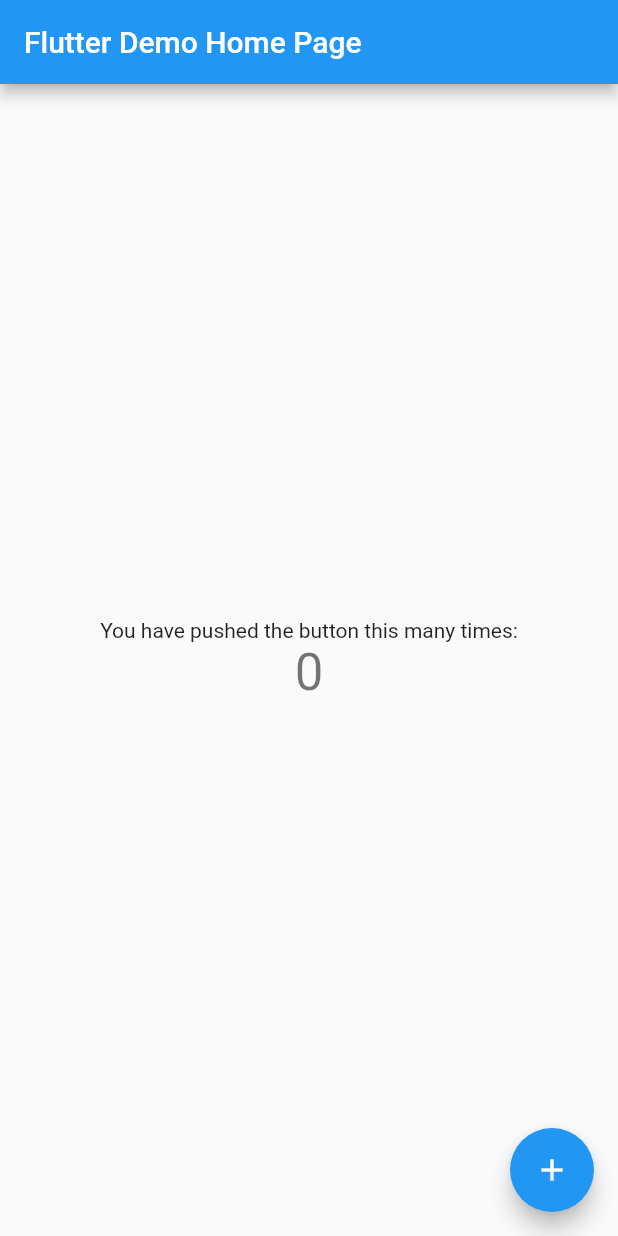
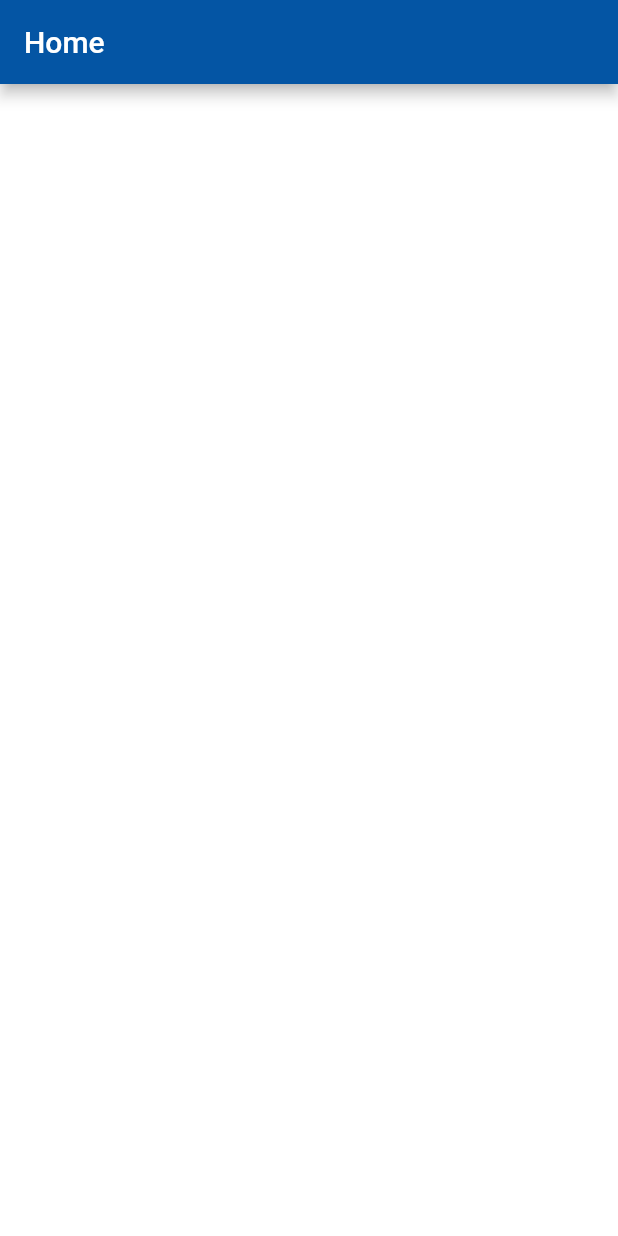
Before and after one commit to SiGMobileUIUC/availability_tracker_app, a Flutter app: the screen it shows after launch, on a phone screen of 412 x 824 dp. Run offline on Flutter 3.47's test engine with Material 2 defaults, Android fonts, the light colour scheme and no system bars; drawn by our look-alikes of flutter_platform_widgets.

Commit message:
Setup app base code

```diff
--- a/lib/main.dart
+++ b/lib/main.dart
@@ -1,115 +1,6 @@
+import 'package:availability_tracker_app/src/availability_tracker_app.dart';
 import 'package:flutter/material.dart';
 
 void main() {
-  runApp(const MyApp());
+  runApp(const AvailabilityTrackerApp());
 }
-
-class MyApp extends StatelessWidget {
-  const MyApp({super.key});
-
-  // This widget is the root of your application.
-  @override
-  Widget build(BuildContext context) {
-    return MaterialApp(
-      title: 'Flutter Demo',
-      theme: ThemeData(
-        // This is the theme of your application.
-        //
-        // Try running your application with "flutter run". You'll see the
-        // application has a blue toolbar. Then, without quitting the app, try
-        // changing the primarySwatch below to Colors.green and then invoke
-        // "hot reload" (press "r" in the console where you ran "flutter run",
-        // or simply save your changes to "hot reload" in a Flutter IDE).
-        // Notice that the counter didn't reset back to zero; the application
-        // is not restarted.
-        primarySwatch: Colors.blue,
-      ),
-      home: const MyHomePage(title: 'Flutter Demo Home Page'),
-    );
-  }
-}
-
-class MyHomePage extends StatefulWidget {
-  const MyHomePage({super.key, required this.title});
-
-  // This widget is the home page of your application. It is stateful, meaning
-  // that it has a State object (defined below) that contains fields that affect
-  // how it looks.
-
-  // This class is the configuration for the state. It holds the values (in this
-  // case the title) provided by the parent (in this case the App widget) and
-  // used by the build method of the State. Fields in a Widget subclass are
-  // always marked "final".
-
-  final String title;
-
-  @override
-  State<MyHomePage> createState() => _MyHomePageState();
-}
-
-class _MyHomePageState extends State<MyHomePage> {
-  int _counter = 0;
-
-  void _incrementCounter() {
-    setState(() {
-      // This call to setState tells the Flutter framework that something has
-      // changed in this State, which causes it to rerun the build method below
-      // so that the display can reflect the updated values. If we changed
-      // _counter without calling setState(), then the build method would not be
-      // called again, and so nothing would appear to happen.
-      _counter++;
-    });
-  }
-
-  @override
-  Widget build(BuildContext context) {
-    // This method is rerun every time setState is called, for instance as done
-    // by the _incrementCounter method above.
-    //
-    // The Flutter framework has been optimized to make rerunning build methods
-    // fast, so that you can just rebuild anything that needs updating rather
-    // than having to individually change instances of widgets.
-    return Scaffold(
-      appBar: AppBar(
-        // Here we take the value from the MyHomePage object that was created by
-        // the App.build method, and use it to set our appbar title.
-        title: Text(widget.title),
-      ),
-      body: Center(
-        // Center is a layout widget. It takes a single child and positions it
-        // in the middle of the parent.
-        child: Column(
-          // Column is also a layout widget. It takes a list of children and
-          // arranges them vertically. By default, it sizes itself to fit its
-          // children horizontally, and tries to be as tall as its parent.
-          //
-          // Invoke "debug painting" (press "p" in the console, choose the
-          // "Toggle Debug Paint" action from the Flutter Inspector in Android
-          // Studio, or the "Toggle Debug Paint" command in Visual Studio Code)
-          // to see the wireframe for each widget.
-          //
-          // Column has various properties to control how it sizes itself and
-          // how it positions its children. Here we use mainAxisAlignment to
-          // center the children vertically; the main axis here is the vertical
-          // axis because Columns are vertical (the cross axis would be
-          // horizontal).
-          mainAxisAlignment: MainAxisAlignment.center,
-          children: <Widget>[
-            const Text(
-              'You have pushed the button this many times:',
-            ),
-            Text(
-              '$_counter',
-              style: Theme.of(context).textTheme.headline4,
-            ),
-          ],
-        ),
-      ),
-      floatingActionButton: FloatingActionButton(
-        onPressed: _incrementCounter,
-        tooltip: 'Increment',
-        child: const Icon(Icons.add),
-      ), // This trailing comma makes auto-formatting nicer for build methods.
-    );
-  }
-}
--- /dev/null
+++ b/lib/src/availability_tracker_app.dart
@@ -0,0 +1,80 @@
+import 'package:availability_tracker_app/src/screens/home_screen.dart';
+import 'package:flutter/cupertino.dart';
+import 'package:flutter/material.dart';
+import 'package:flutter_platform_widgets/flutter_platform_widgets.dart';
+
+import 'misc/colors.dart';
+
+class AvailabilityTrackerApp extends StatefulWidget {
+  const AvailabilityTrackerApp({super.key});
+
+  @override
+  State<AvailabilityTrackerApp> createState() => _AvailabilityTrackerAppState();
+}
+
+class _AvailabilityTrackerAppState extends State<AvailabilityTrackerApp> {
+  @override
+  Widget build(BuildContext context) {
+    const darkTheme = CupertinoThemeData(
+      brightness: Brightness.dark,
+      scaffoldBackgroundColor: Colors.black,
+      barBackgroundColor: AppColors.secondaryUofIDark,
+      primaryColor: AppColors.secondaryUofILightest,
+    );
+    const lightTheme = CupertinoThemeData(
+      brightness: Brightness.light,
+      scaffoldBackgroundColor: Colors.white,
+      barBackgroundColor: AppColors.secondaryUofILight,
+      primaryColor: AppColors.secondaryUofILightest,
+    );
+    return PlatformProvider(
+      settings: PlatformSettingsData(iosUsesMaterialWidgets: true),
+      builder: (context) => PlatformApp(
+        debugShowCheckedModeBanner: false,
+        localizationsDelegates: const <LocalizationsDelegate<dynamic>>[
+          DefaultMaterialLocalizations.delegate,
+          DefaultWidgetsLocalizations.delegate,
+          DefaultCupertinoLocalizations.delegate,
+        ],
+        title: "Bus App",
+        home: const HomeScreen(),
+        material: (_, __) => MaterialAppData(
+          theme: ThemeData(
+            brightness: Brightness.light,
+            scaffoldBackgroundColor: Colors.white,
+            canvasColor: Colors.white,
+            inputDecorationTheme: const InputDecorationTheme(
+              hintStyle: TextStyle(color: Colors.white),
+            ),
+            backgroundColor: Colors.white,
+            colorScheme: const ColorScheme.light(),
+            appBarTheme: const AppBarTheme(
+              backgroundColor: AppColors.secondaryUofILight,
+              actionsIconTheme: IconThemeData(color: Colors.white),
+              iconTheme: IconThemeData(color: Colors.white),
+            ),
+          ),
+          darkTheme: ThemeData(
+            brightness: Brightness.dark,
+            scaffoldBackgroundColor: Colors.black,
+            backgroundColor: Colors.black,
+            colorScheme: const ColorScheme.dark(),
+            canvasColor: Colors.black,
+            inputDecorationTheme: const InputDecorationTheme(
+              hintStyle: TextStyle(color: Colors.white),
+            ),
+            appBarTheme: const AppBarTheme(
+              backgroundColor: AppColors.primaryUofI,
+              actionsIconTheme: IconThemeData(color: Colors.white),
+              iconTheme: IconThemeData(color: Colors.white),
+            ),
+          ),
+          themeMode: ThemeMode.system,
+        ),
+        cupertino: (_, __) => CupertinoAppData(
+          theme: MediaQuery.of(context).platformBrightness == Brightness.light ? lightTheme : darkTheme,
+        ),
+      ),
+    );
+  }
+}
--- /dev/null
+++ b/lib/src/misc/colors.dart
@@ -0,0 +1,10 @@
+import 'package:flutter/material.dart';
+
+// All the base colors from UIUC.
+class AppColors {
+  static const Color urbanaOrange = Color(0xFFE84A27);
+  static const Color primaryUofI = Color(0xFF13294b);
+  static const Color secondaryUofILight = Color(0xFF0455A4);
+  static const Color secondaryUofILightest = Color(0xFF68aff7);
+  static const Color secondaryUofIDark = Color(0xFF1F4096);
+}
--- /dev/null
+++ b/lib/src/screens/home_screen.dart
@@ -0,0 +1,14 @@
+import 'package:flutter/material.dart';
+
+class HomeScreen extends StatelessWidget {
+  const HomeScreen({super.key});
+
+  @override
+  Widget build(BuildContext context) {
+    return Scaffold(
+      appBar: AppBar(
+        title: const Text('Home'),
+      ),
+    );
+  }
+}
--- a/pubspec.yaml
+++ b/pubspec.yaml
@@ -36,6 +36,7 @@
   # The following adds the Cupertino Icons font to your application.
   # Use with the CupertinoIcons class for iOS style icons.
   cupertino_icons: ^1.0.2
+  flutter_platform_widgets: ^2.0.0
 
 dev_dependencies:
   flutter_test:
```
Also changed, not shown: pubspec.lock, 3 other files.
